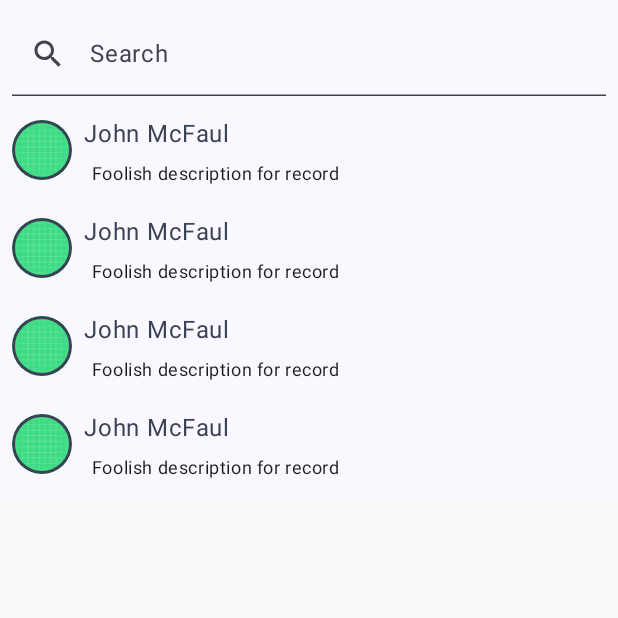
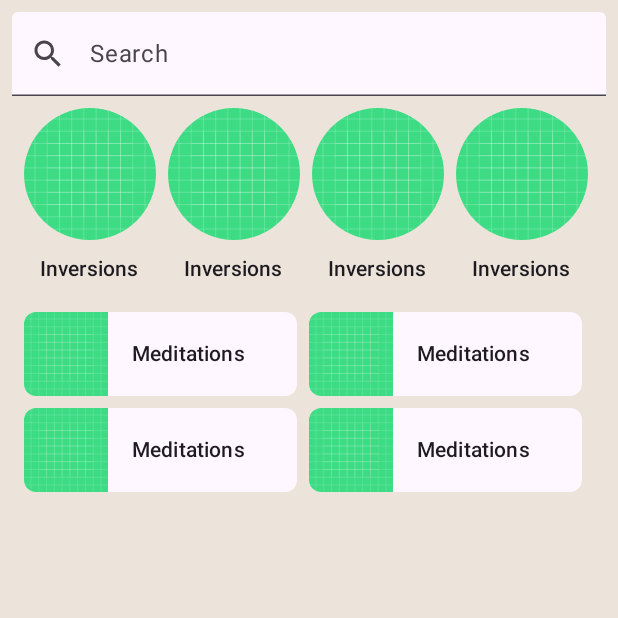
Before and after one commit to AlexOmarov/BerteAndroid, an Android app built with Jetpack Compose: the screen it shows after launch (MainActivity), on a phone screen of 412 x 824 dp, the top half of it. Run offline under Robolectric (Android 15) with nearby library versions, the phone set to English and light mode, and no system bars.

```diff
--- a/app/src/main/kotlin/com/example/berteandroid/MainActivity.kt
+++ b/app/src/main/kotlin/com/example/berteandroid/MainActivity.kt
@@ -4,22 +4,23 @@ import android.content.res.Configuration
 import android.os.Bundle
 import androidx.activity.ComponentActivity
 import androidx.activity.compose.setContent
-import androidx.compose.animation.animateColorAsState
-import androidx.compose.animation.animateContentSize
 import androidx.compose.foundation.Image
 import androidx.compose.foundation.background
-import androidx.compose.foundation.border
-import androidx.compose.foundation.clickable
 import androidx.compose.foundation.layout.*
-import androidx.compose.foundation.lazy.LazyColumn
+import androidx.compose.foundation.lazy.LazyRow
+import androidx.compose.foundation.lazy.grid.GridCells
+import androidx.compose.foundation.lazy.grid.LazyHorizontalGrid
+import androidx.compose.foundation.lazy.grid.items
 import androidx.compose.foundation.lazy.items
 import androidx.compose.foundation.shape.CircleShape
 import androidx.compose.material.icons.Icons
 import androidx.compose.material.icons.filled.Search
 import androidx.compose.material3.*
 import androidx.compose.runtime.*
+import androidx.compose.ui.Alignment
 import androidx.compose.ui.Modifier
 import androidx.compose.ui.draw.clip
+import androidx.compose.ui.layout.ContentScale
 import androidx.compose.ui.res.painterResource
 import androidx.compose.ui.res.stringResource
 import androidx.compose.ui.tooling.preview.Preview
@@ -29,7 +30,7 @@ import com.example.berteandroid.ui.theme.BerteAndroidTheme
 class MainActivity : ComponentActivity() {
     override fun onCreate(savedInstanceState: Bundle?) {
         super.onCreate(savedInstanceState)
-        setContent { BerteAndroidTheme { FirstScreen() } }
+        setContent { FirstScreen() }
     }
 }
 
@@ -43,19 +44,20 @@ data class ElementData(val header: String, val description: String)
 )
 @Composable
 fun FirstScreen() {
-    Column(Modifier.background(MaterialTheme.colorScheme.background)) {
-        SearchBar()
-        UserList(
-            listOf(
-                ElementData(
-                    "John McFaul",
-                    "Foolish description for record\nFoolish description for record\nFoolish description for record\nFoolish description for record"
-                ),
+    val data = listOf(
+        ElementData("John McFaul", "Foolish description for record"),
         ElementData("John McFaul", "Foolish description for record"),
         ElementData("John McFaul", "Foolish description for record"),
         ElementData("John McFaul", "Foolish description for record"),
     )
-        )
+
+    BerteAndroidTheme {
+        Column(Modifier.background(MaterialTheme.colorScheme.background).fillMaxHeight().fillMaxWidth()) {
+            SearchBar()
+            AlignBodyList(data)
+            Spacer(modifier = Modifier.height(16.dp))
+            FavoriteCollectionCardList(data)
+        }
     }
 }
 
@@ -85,70 +87,73 @@ fun SearchBar(modifier: Modifier = Modifier) {
 }
 
 @Composable
-fun UserList(data: List<ElementData>) {
-    LazyColumn {
-        items(data) { data ->
-            UserListRow(data)
+fun AlignBodyList(data: List<ElementData>) {
+    LazyRow(
+        horizontalArrangement = Arrangement.spacedBy(8.dp),
+        contentPadding = PaddingValues(horizontal = 16.dp)
+    ) { items(data) { Row { AlignYourBodyElement() } } }
+}
+
+@Composable
+fun FavoriteCollectionCardList(data: List<ElementData>) {
+    LazyHorizontalGrid(
+        rows = GridCells.Fixed(2),
+        contentPadding = PaddingValues(horizontal = 16.dp),
+        horizontalArrangement = Arrangement.spacedBy(8.dp),
+        verticalArrangement = Arrangement.spacedBy(8.dp),
+        modifier = Modifier.height(120.dp)
+    ) { items(data) { FavoriteCollectionCard() } }
+}
+
+@Composable
+fun AlignYourBodyElement(modifier: Modifier = Modifier) {
+    Surface(Modifier.background(MaterialTheme.colorScheme.background)) {
+        Column(
+            modifier = modifier.background(MaterialTheme.colorScheme.background),
+            horizontalAlignment = Alignment.CenterHorizontally
+        ) {
+            Image(
+                painter = painterResource(R.drawable.ic_launcher_background),
+                contentDescription = null,
+                contentScale = ContentScale.Crop,
+                modifier = Modifier
+                    .size(88.dp)
+                    .clip(CircleShape)
+            )
+            Text(
+                text = stringResource(R.string.ab1_inversions),
+                style = MaterialTheme.typography.titleSmall,
+                modifier = Modifier.paddingFromBaseline(
+                    top = 24.dp, bottom = 8.dp
+                )
+            )
         }
     }
 }
 
-@Composable
-fun UserListRow(data: ElementData) {
-    Row(modifier = Modifier.padding(all = 8.dp)) {
-        UserListRowImage()
-
-        Spacer(modifier = Modifier.width(8.dp))
-
-        UserListRowContent(data)
-
-    }
-}
 
 @Composable
-fun UserListRowImage() {
+fun FavoriteCollectionCard(modifier: Modifier = Modifier) {
+    Surface(
+        shape = MaterialTheme.shapes.small,
+        modifier = modifier
+            .background(MaterialTheme.colorScheme.background)
+            .height(56.dp)
+    ) {
+        Row(
+            verticalAlignment = Alignment.CenterVertically,
+            modifier = Modifier.width(182.dp)
+        ) {
             Image(
                 painter = painterResource(R.drawable.ic_launcher_background),
-        contentDescription = "Contact profile picture",
-        modifier = Modifier
-            .size(40.dp)
-            .clip(CircleShape)
-            .border(1.5.dp, MaterialTheme.colorScheme.secondary, CircleShape)
+                contentDescription = null,
+                contentScale = ContentScale.Crop,
+                modifier = Modifier.size(56.dp)
             )
-}
-
-@Composable
-fun UserListRowContent(data: ElementData) {
-    // We keep track if the message is expanded or not in this
-    // variable
-    var isExpanded by remember { mutableStateOf(false) }
-
-    val surfaceColor by animateColorAsState(
-        if (isExpanded) MaterialTheme.colorScheme.primary else MaterialTheme.colorScheme.surface,
-    )
-
-    Column(modifier = Modifier.clickable { isExpanded = !isExpanded }) {
             Text(
-            text = data.header,
-            color = MaterialTheme.colorScheme.secondary,
-            style = MaterialTheme.typography.bodyLarge
-        )
-
-        Spacer(modifier = Modifier.height(4.dp))
-
-        Surface(
-            shape = MaterialTheme.shapes.medium,
-            shadowElevation = 1.dp,
-            color = surfaceColor,
-            modifier = Modifier
-                .animateContentSize()
-                .padding(1.dp)
-        ) {
-            Text(
-                text = data.description,
-                maxLines = if (isExpanded) Int.MAX_VALUE else 1,
-                modifier = Modifier.padding(all = 4.dp),
-                style = MaterialTheme.typography.bodySmall
+                text = stringResource(R.string.fc2_nature_meditations),
+                style = MaterialTheme.typography.titleSmall,
+                modifier = Modifier.padding(horizontal = 16.dp)
             )
         }
     }
--- a/app/src/main/kotlin/com/example/berteandroid/ui/theme/Color.kt
+++ b/app/src/main/kotlin/com/example/berteandroid/ui/theme/Color.kt
@@ -5,6 +5,8 @@ import androidx.compose.ui.graphics.Color
 val Purple80 = Color(0xFFD0BCFF)
 val PurpleGrey80 = Color(0xFF2D0A64)
 val Pink80 = Color(0xFFEFB8C8)
+val Brown = Color(0xFFECE4DB)
+val BrownDark = Color(0xFF997A64)
 
 val Purple40 = Color(0xFF6650a4)
 val PurpleGrey40 = Color(0xFF625b71)
--- a/app/src/main/kotlin/com/example/berteandroid/ui/theme/Theme.kt
+++ b/app/src/main/kotlin/com/example/berteandroid/ui/theme/Theme.kt
@@ -1,46 +1,37 @@
 package com.example.berteandroid.ui.theme
 
 import android.app.Activity
-import android.os.Build
 import androidx.compose.foundation.isSystemInDarkTheme
 import androidx.compose.material3.MaterialTheme
 import androidx.compose.material3.darkColorScheme
-import androidx.compose.material3.dynamicDarkColorScheme
-import androidx.compose.material3.dynamicLightColorScheme
 import androidx.compose.material3.lightColorScheme
 import androidx.compose.runtime.Composable
 import androidx.compose.runtime.SideEffect
 import androidx.compose.ui.graphics.toArgb
-import androidx.compose.ui.platform.LocalContext
 import androidx.compose.ui.platform.LocalView
 import androidx.core.view.WindowCompat
 
 private val DarkColorScheme = darkColorScheme(
     primary = Purple80,
     secondary = PurpleGrey80,
-    tertiary = Pink80
+    tertiary = Pink80,
+    background = BrownDark
 )
 
 private val LightColorScheme = lightColorScheme(
     primary = Purple40,
     secondary = PurpleGrey40,
-    tertiary = Pink40
+    tertiary = Pink40,
+    background = Brown
 )
 
 @Composable
 fun BerteAndroidTheme(
     darkTheme: Boolean = isSystemInDarkTheme(),
-    dynamicColor: Boolean = true,
     content: @Composable () -> Unit
 ) {
-    val colorScheme = when {
-        dynamicColor && Build.VERSION.SDK_INT >= Build.VERSION_CODES.S -> {
-            val context = LocalContext.current
-            if (darkTheme) dynamicDarkColorScheme(context) else dynamicLightColorScheme(context)
-        }
-        darkTheme -> DarkColorScheme
-        else -> LightColorScheme
-    }
+    val colorScheme = if (darkTheme) DarkColorScheme else LightColorScheme
+
     val view = LocalView.current
     if (!view.isInEditMode) {
         SideEffect {
--- a/app/src/main/res/values/strings.xml
+++ b/app/src/main/res/values/strings.xml
@@ -1,4 +1,6 @@
 <resources>
     <string name="app_name">BerteAndroid</string>
     <string name="placeholder_search">Search</string>
+    <string name="ab1_inversions">Inversions</string>
+    <string name="fc2_nature_meditations">Meditations</string>
 </resources>
```
Lines whose indentation alone changed are shown as unchanged.
